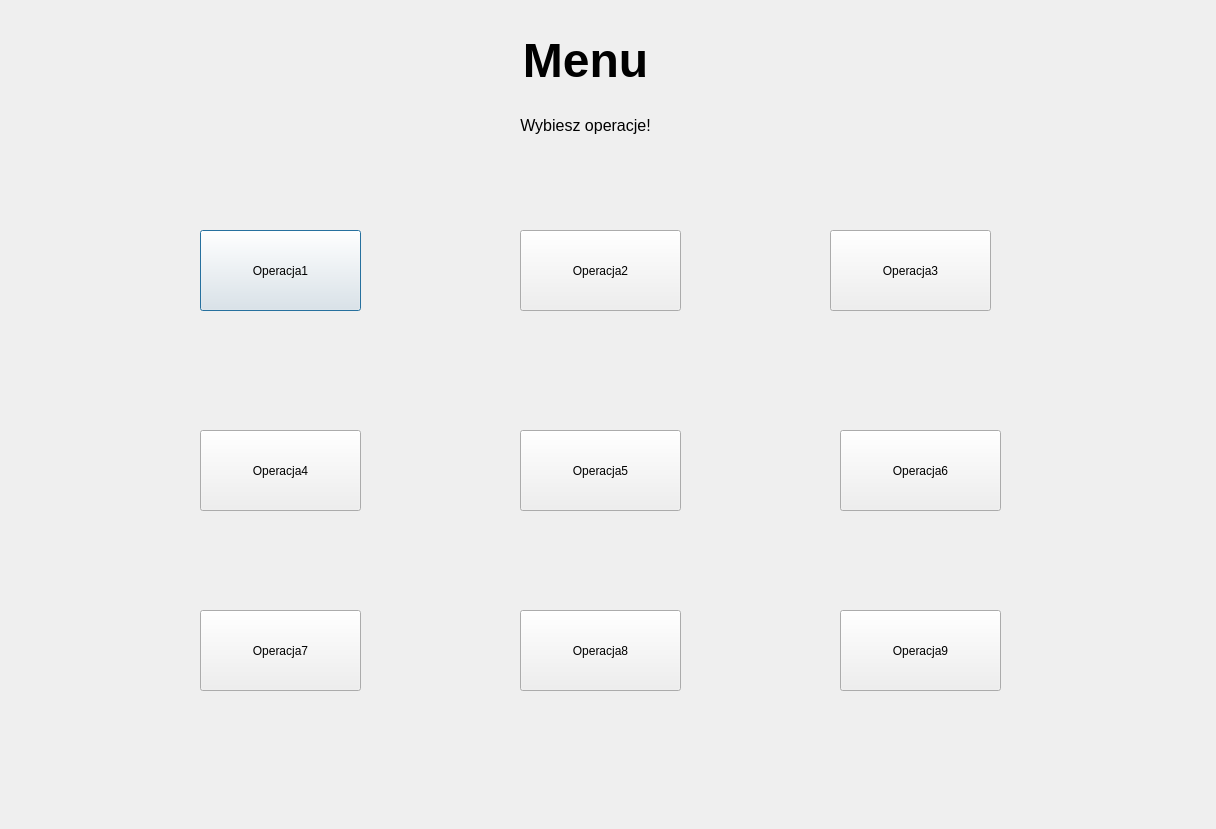
Above: Menu.ui from lukaszbladziak5/ICalcThis before the change. Below: the same form after it.
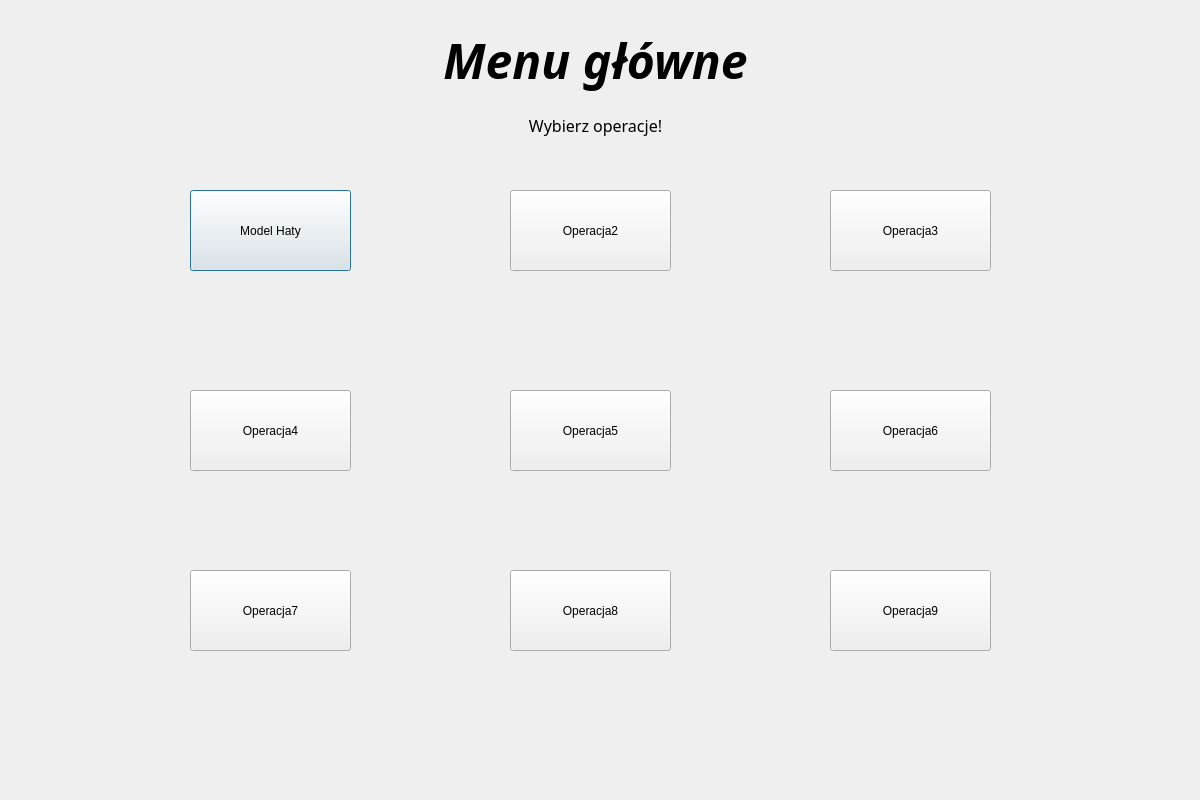
That is the form after the change.

Commit message: Poprawa UI Menu głównego, dodanie nazwy i ikony okna.

```diff
--- a/Menu.ui
+++ b/Menu.ui
@@ -6,8 +6,8 @@
    <rect>
     <x>0</x>
     <y>0</y>
-    <width>1216</width>
-    <height>829</height>
+    <width>1200</width>
+    <height>800</height>
    </rect>
   </property>
   <property name="windowTitle">
@@ -16,69 +16,72 @@
   <widget class="QWidget" name="widget" native="true">
    <property name="geometry">
     <rect>
-     <x>10</x>
+     <x>0</x>
      <y>0</y>
      <width>1200</width>
      <height>800</height>
     </rect>
    </property>
-   <widget class="QLabel" name="label">
+   <property name="styleSheet">
+    <string notr="true">QWidget#MainMenuWidget{
+background-color:qlineargradient(spread:pad, x1:0, y1:0, x2:1, y2:1, stop:0 rgba(179, 204, 117, 255), stop:1 rgba(255, 255, 255, 255))};</string>
+   </property>
+   <widget class="QLabel" name="menuGlowneTekst">
     <property name="geometry">
      <rect>
-      <x>350</x>
+      <x>370</x>
       <y>20</y>
       <width>451</width>
       <height>81</height>
      </rect>
     </property>
+    <property name="font">
+     <font>
+      <family>Candara</family>
+      <pointsize>14</pointsize>
+      <italic>true</italic>
+     </font>
+    </property>
     <property name="text">
-     <string>&lt;html&gt;&lt;head/&gt;&lt;body&gt;&lt;p align=&quot;center&quot;&gt;&lt;span style=&quot; font-size:36pt; font-weight:700;&quot;&gt;Menu&lt;/span&gt;&lt;/p&gt;&lt;/body&gt;&lt;/html&gt;</string>
+     <string>&lt;html&gt;&lt;head/&gt;&lt;body&gt;&lt;p align=&quot;center&quot;&gt;&lt;span style=&quot; font-size:36pt; font-weight:700;&quot;&gt;Menu główne&lt;/span&gt;&lt;/p&gt;&lt;/body&gt;&lt;/html&gt;</string>
     </property>
    </widget>
    <widget class="QLabel" name="label_4">
     <property name="geometry">
      <rect>
-      <x>450</x>
+      <x>470</x>
       <y>110</y>
       <width>251</width>
       <height>31</height>
      </rect>
     </property>
-    <property name="text">
-     <string>&lt;html&gt;&lt;head/&gt;&lt;body&gt;&lt;p align=&quot;center&quot;&gt;&lt;span style=&quot; font-size:12pt;&quot;&gt;Wybiesz operacje!&lt;/span&gt;&lt;/p&gt;&lt;/body&gt;&lt;/html&gt;</string>
+    <property name="font">
+     <font>
+      <family>Segoe UI Light</family>
+     </font>
     </property>
-   </widget>
-   <widget class="QLabel" name="blad">
-    <property name="geometry">
-     <rect>
-      <x>480</x>
-      <y>490</y>
-      <width>261</width>
-      <height>31</height>
-     </rect>
-    </property>
     <property name="text">
-     <string>&lt;html&gt;&lt;head/&gt;&lt;body&gt;&lt;p align=&quot;center&quot;&gt;&lt;span style=&quot; font-size:16pt; color:#ff0000;&quot;&gt;&lt;br/&gt;&lt;/span&gt;&lt;/p&gt;&lt;/body&gt;&lt;/html&gt;</string>
+     <string>&lt;html&gt;&lt;head/&gt;&lt;body&gt;&lt;p align=&quot;center&quot;&gt;&lt;span style=&quot; font-size:12pt;&quot;&gt;Wybierz operacje!&lt;/span&gt;&lt;/p&gt;&lt;/body&gt;&lt;/html&gt;</string>
     </property>
    </widget>
    <widget class="QPushButton" name="Operacja_1_przycisk">
     <property name="geometry">
      <rect>
       <x>190</x>
-      <y>230</y>
+      <y>190</y>
       <width>161</width>
       <height>81</height>
      </rect>
     </property>
     <property name="text">
-     <string>Operacja1</string>
+     <string>Model Haty</string>
     </property>
    </widget>
    <widget class="QPushButton" name="Operacja_2_przycisk">
     <property name="geometry">
      <rect>
       <x>510</x>
-      <y>230</y>
+      <y>190</y>
       <width>161</width>
       <height>81</height>
      </rect>
@@ -90,8 +93,8 @@
    <widget class="QPushButton" name="Operacja_3_przycisk">
     <property name="geometry">
      <rect>
-      <x>820</x>
-      <y>230</y>
+      <x>830</x>
+      <y>190</y>
       <width>161</width>
       <height>81</height>
      </rect>
@@ -104,7 +107,7 @@
     <property name="geometry">
      <rect>
       <x>190</x>
-      <y>430</y>
+      <y>390</y>
       <width>161</width>
       <height>81</height>
      </rect>
@@ -117,7 +120,7 @@
     <property name="geometry">
      <rect>
       <x>510</x>
-      <y>430</y>
+      <y>390</y>
       <width>161</width>
       <height>81</height>
      </rect>
@@ -130,7 +133,7 @@
     <property name="geometry">
      <rect>
       <x>830</x>
-      <y>430</y>
+      <y>390</y>
       <width>161</width>
       <height>81</height>
      </rect>
@@ -143,7 +146,7 @@
     <property name="geometry">
      <rect>
       <x>190</x>
-      <y>610</y>
+      <y>570</y>
       <width>161</width>
       <height>81</height>
      </rect>
@@ -156,7 +159,7 @@
     <property name="geometry">
      <rect>
       <x>510</x>
-      <y>610</y>
+      <y>570</y>
       <width>161</width>
       <height>81</height>
      </rect>
@@ -169,7 +172,7 @@
     <property name="geometry">
      <rect>
       <x>830</x>
-      <y>610</y>
+      <y>570</y>
       <width>161</width>
       <height>81</height>
      </rect>
```
Left out of the diff: 6 changed lines with no effect on the pictures. The commit also changes 3 other files.
